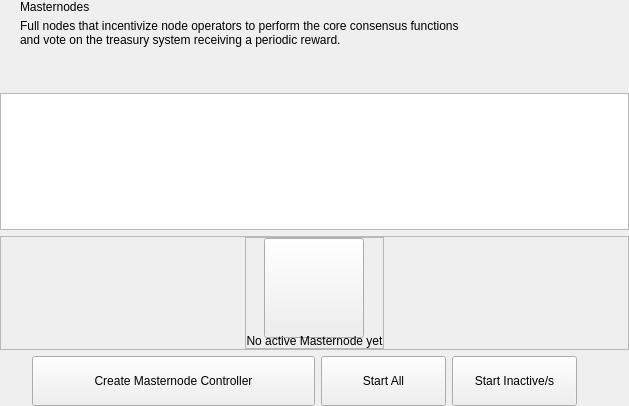
younicoin/XMD, file src/qt/pivx/forms/masternodeswidget.ui: the form before one commit.
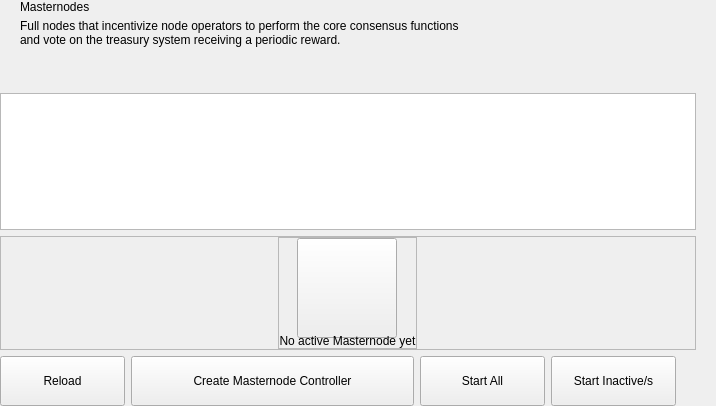
The form after the commit. Custom widgets are drawn as their Qt base class.

```diff
--- a/src/qt/pivx/forms/masternodeswidget.ui
+++ b/src/qt/pivx/forms/masternodeswidget.ui
@@ -13,7 +13,7 @@
   <property name="windowTitle">
    <string>Form</string>
   </property>
-  <layout class="QHBoxLayout" name="horizontalLayout_2" stretch="2">
+  <layout class="QHBoxLayout" name="horizontalLayout_2" stretch="2,1">
    <property name="spacing">
     <number>0</number>
    </property>
@@ -261,6 +261,28 @@
             </property>
            </spacer>
           </item>
+          <item>
+           <widget class="QPushButton" name="pushButtonReload">
+            <property name="minimumSize">
+             <size>
+              <width>125</width>
+              <height>50</height>
+             </size>
+            </property>
+            <property name="maximumSize">
+             <size>
+              <width>125</width>
+              <height>50</height>
+             </size>
+            </property>
+            <property name="focusPolicy">
+             <enum>Qt::NoFocus</enum>
+            </property>
+            <property name="text">
+             <string>Reload</string>
+            </property>
+           </widget>
+          </item>
           <item>
            <widget class="QPushButton" name="pushButtonSave">
             <property name="minimumSize">
@@ -309,19 +331,6 @@
             </property>
            </widget>
           </item>
-          <item>
-           <spacer name="horizontalSpacer_2">
-            <property name="orientation">
-             <enum>Qt::Horizontal</enum>
-            </property>
-            <property name="sizeHint" stdset="0">
-             <size>
-              <width>40</width>
-              <height>20</height>
-             </size>
-            </property>
-           </spacer>
-          </item>
          </layout>
         </item>
        </layout>
@@ -329,8 +338,74 @@
      </layout>
     </widget>
    </item>
+   <item>
+    <widget class="QWidget" name="right" native="true">
+     <layout class="QVBoxLayout" name="verticalLayout_5">
+      <property name="leftMargin">
+       <number>0</number>
+      </property>
+      <property name="topMargin">
+       <number>0</number>
+      </property>
+      <property name="rightMargin">
+       <number>0</number>
+      </property>
+      <property name="bottomMargin">
+       <number>0</number>
+      </property>
+      <item>
+       <layout class="QVBoxLayout" name="verticalLayout_4">
+        <property name="spacing">
+         <number>6</number>
+        </property>
+        <item>
+         <widget class="OptionButton" name="btnAbout" native="true">
+          <property name="minimumSize">
+           <size>
+            <width>0</width>
+            <height>50</height>
+           </size>
+          </property>
+         </widget>
+        </item>
+        <item>
+         <widget class="OptionButton" name="btnAboutController" native="true">
+          <property name="minimumSize">
+           <size>
+            <width>0</width>
+            <height>50</height>
+           </size>
+          </property>
+         </widget>
+        </item>
+        <item>
+         <spacer name="verticalSpacer_5">
+          <property name="orientation">
+           <enum>Qt::Vertical</enum>
+          </property>
+          <property name="sizeHint" stdset="0">
+           <size>
+            <width>20</width>
+            <height>40</height>
+           </size>
+          </property>
+         </spacer>
+        </item>
+       </layout>
+      </item>
+     </layout>
+    </widget>
+   </item>
   </layout>
  </widget>
+ <customwidgets>
+  <customwidget>
+   <class>OptionButton</class>
+   <extends>QWidget</extends>
+   <header>qt/pivx/optionbutton.h</header>
+   <container>1</container>
+  </customwidget>
+ </customwidgets>
  <resources/>
  <connections/>
 </ui>
```
